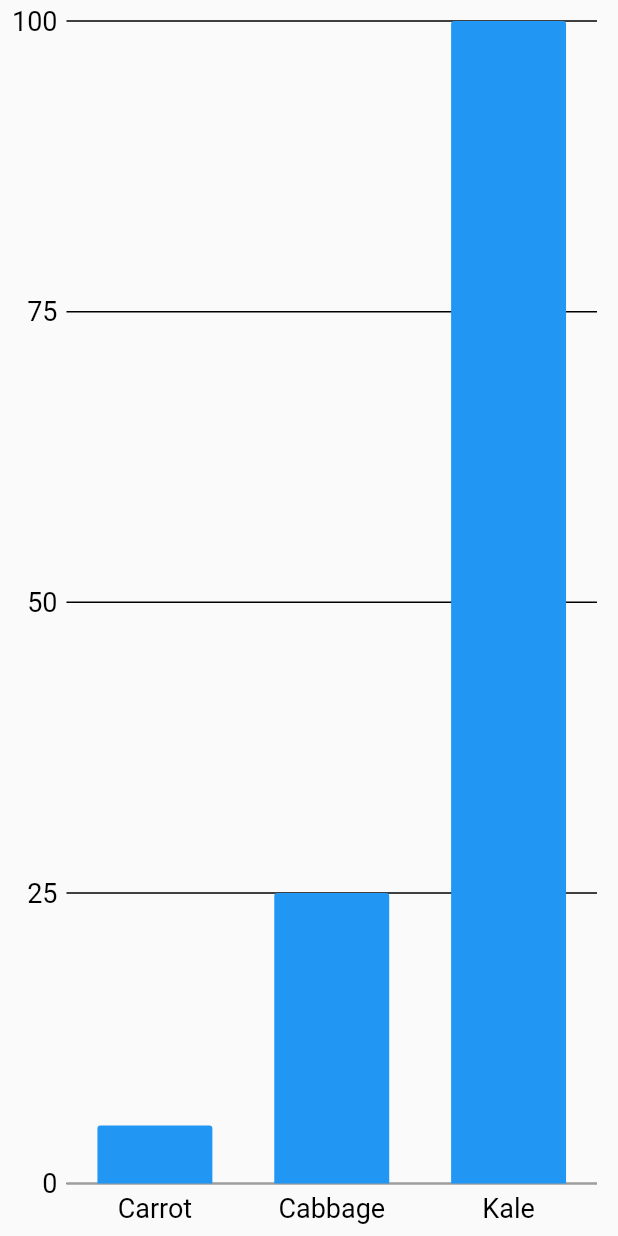
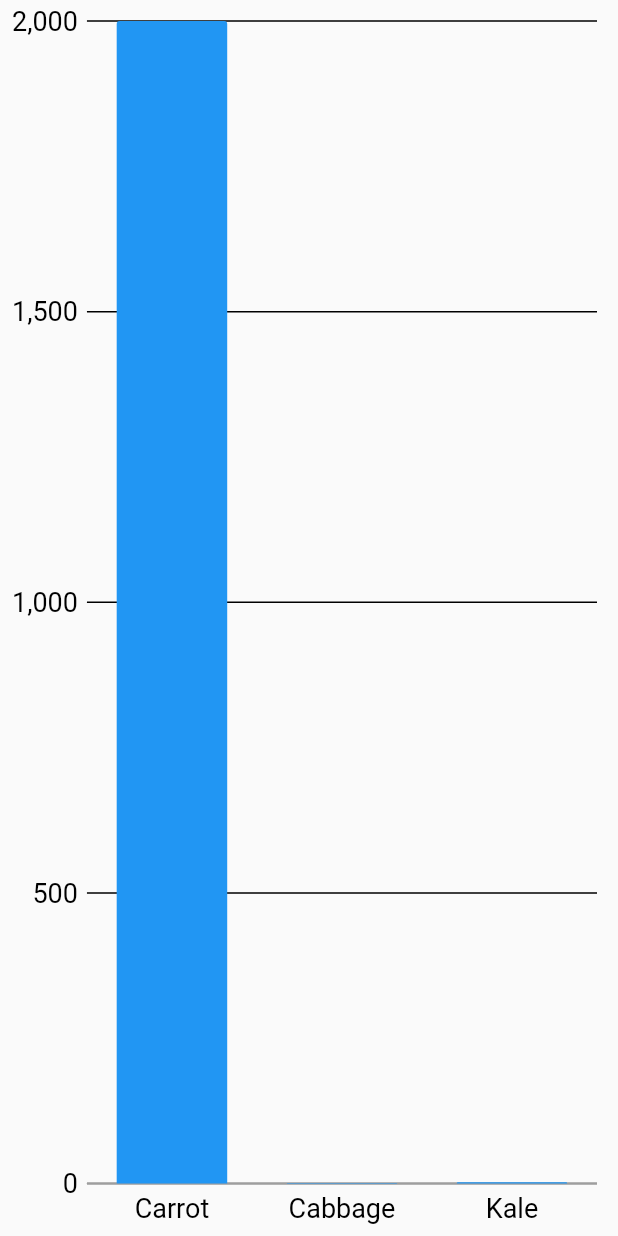
Before and after one commit to MatthewDemoe/Pocket-Farm, a Flutter app: the ChartScreen screen opened by its route, on a phone screen of 412 x 824 dp. Run offline on Flutter 3.47's test engine with Material 2 defaults, Android fonts, the phone set to English and light mode, and no system bars; our stand-ins replace charts_flutter, cloud_firestore, flutter_i18n, flutter_local_notifications, flutter_map, geolocator and 2 more; accounts and stored records are empty.

Commit message:
Renamed dart classes for consistency, fixed minor bugs

```diff
--- a/lib/Chart.dart
+++ b/lib/ChartScreen.dart
@@ -22,23 +22,30 @@ class _ChartScreen extends State<ChartScreen> {
   }
 }
 
+class Foods {
+  final String foodType;
+  final int totalOfFood;
+
+  Foods(this.foodType, this.totalOfFood);
+}
+
 class Chart extends StatelessWidget {
-  final List<Series> seriesList;
-  final bool animate;
+  final List<Series> foodList;
+  final bool animateChart;
 
-  Chart(this.seriesList, {this.animate});
+  Chart(this.foodList, {this.animateChart});
 
   factory Chart.seedData() {
     return new Chart(
       _createSeedData(),
-      animate: false,
+      animateChart: false,
     );
   }
 
   @override
   Widget build(BuildContext context) {
-    return new BarChart(seriesList,
-        animate: animate,
+    return new BarChart(foodList,
+        animate: animateChart,
         domainAxis: OrdinalAxisSpec(
             renderSpec: SmallTickRendererSpec(
           labelStyle: new TextStyleSpec(
@@ -64,26 +71,19 @@ class Chart extends StatelessWidget {
 
   static List<Series<Foods, String>> _createSeedData() {
     final data = [
-      new Foods('Carrot', 5),
-      new Foods('Cabbage', 25),
-      new Foods('Kale', 100),
+      new Foods('Carrot', 2000),
+      new Foods('Cabbage', 1),
+      new Foods('Kale', 2),
     ];
 
     return [
       new Series<Foods, String>(
         id: 'Grown',
         colorFn: (_, __) => MaterialPalette.blue.shadeDefault,
-        domainFn: (Foods food, _) => food.name,
-        measureFn: (Foods food, _) => food.amount,
+        domainFn: (Foods food, _) => food.foodType,
+        measureFn: (Foods food, _) => food.totalOfFood,
         data: data,
       )
     ];
   }
 }
-
-class Foods {
-  final String name;
-  final int amount;
-
-  Foods(this.name, this.amount);
-}
--- a/lib/WorldMapScreen.dart
+++ b/lib/WorldMapScreen.dart
@@ -1,3 +1,6 @@
+//referenced class slides on maps, geolocation, geocoding
+//referenced https://stackoverflow.com/questions/54610121/flutter-countdown-timer for timers
+
 import 'dart:math';
 import 'package:flutter/material.dart';
 import 'package:flutter_map/flutter_map.dart';
```
Also changed, not shown: lib/FarmScreen.dart (+11 -8 lines), lib/main.dart (+5 -5 lines), lib/DataTableScreen.dart (renamed from lib/Table.dart), pubspec.lock.
